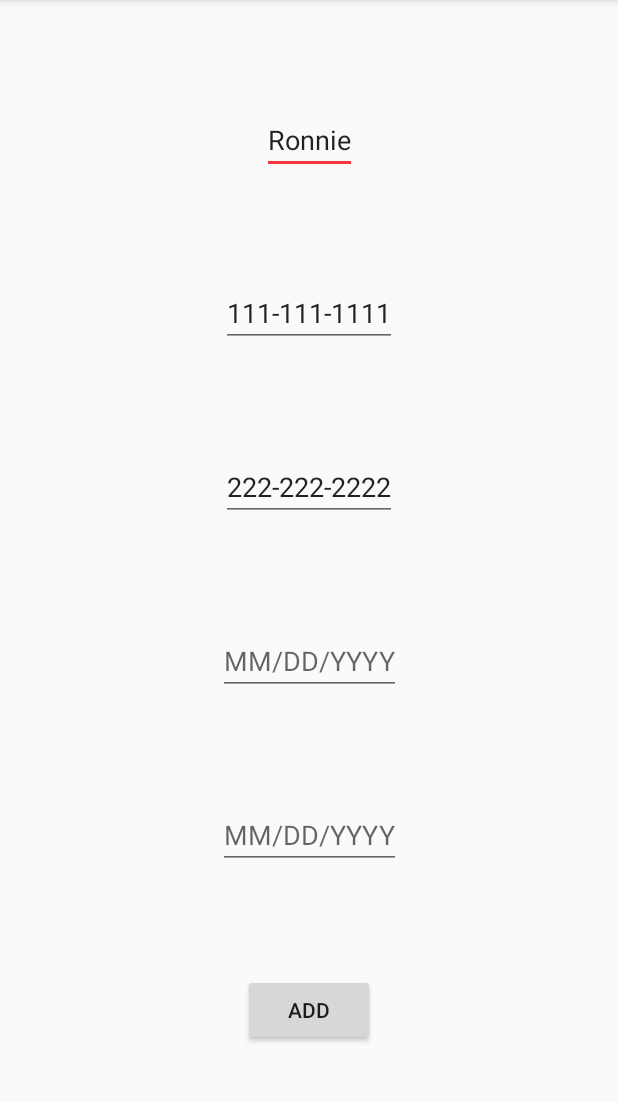
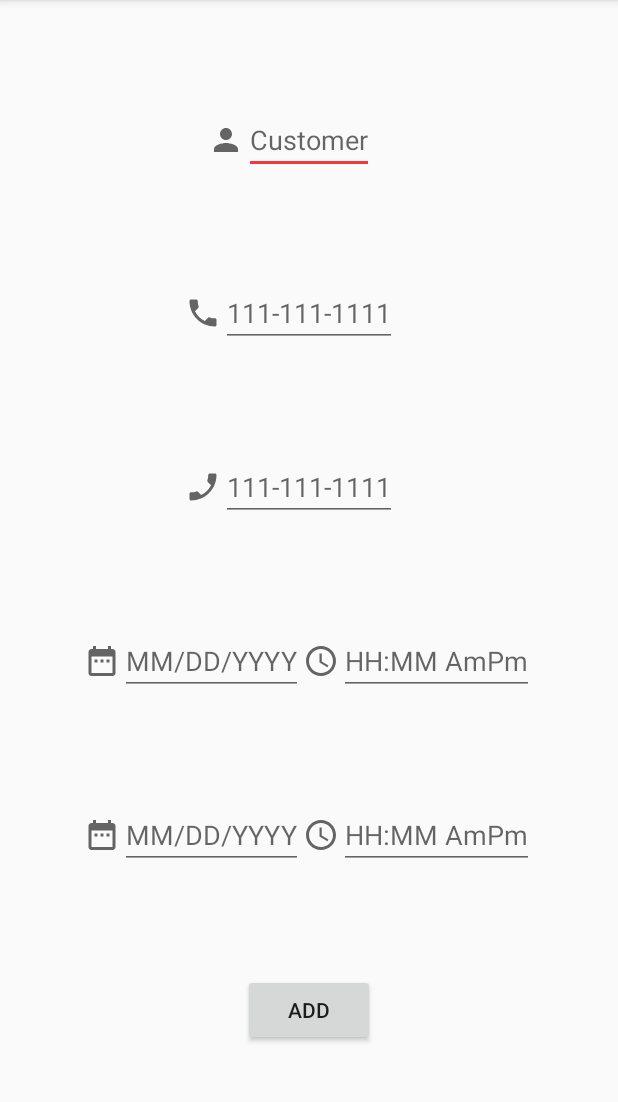
Before and after one commit to ronniesong0809/Phonebill-App, an Android app: the AddPhoneCall screen opened directly, with no data from a screen before it, on a phone screen of 412 x 824 dp, the part 84-1186 px from its top. Run offline under Robolectric (Android 15) with nearby library versions, the phone set to English and light mode, and no system bars; libraries missing offline, so code that uses them is left out: edu.pdx.cs410J.

Commit message:
feat: add time picker, and restyling the layout

```diff
--- a/phonebill-android/app/src/main/java/edu/pdx/cs410j/qihao/phonebill_android/AddPhoneCall.java
+++ b/phonebill-android/app/src/main/java/edu/pdx/cs410j/qihao/phonebill_android/AddPhoneCall.java
@@ -4,19 +4,26 @@ import androidx.appcompat.app.AppCompatActivity;
 
 import android.annotation.SuppressLint;
 import android.app.DatePickerDialog;
+import android.app.TimePickerDialog;
 import android.content.Intent;
 import android.os.Bundle;
 import android.view.View;
 import android.widget.Button;
 import android.widget.DatePicker;
 import android.widget.EditText;
+import android.widget.TimePicker;
 import android.widget.Toast;
 
 import java.io.File;
 import java.io.FileReader;
 import java.io.IOException;
 import java.io.PrintWriter;
+import java.text.ParseException;
+import java.text.SimpleDateFormat;
+import java.time.LocalTime;
+import java.time.format.DateTimeFormatter;
 import java.util.Calendar;
+import java.util.Date;
 
 import edu.pdx.cs410J.ParserException;
 
@@ -35,19 +42,35 @@ public class AddPhoneCall extends AppCompatActivity {
         super.onCreate(savedInstanceState);
         setContentView(R.layout.activity_add_phone_call);
 
-        final EditText startTime = findViewById(R.id.startTime);
-        startTime.setOnClickListener(new View.OnClickListener() {
+        final EditText startDate_et = findViewById(R.id.startDate_editText);
+        startDate_et.setOnClickListener(new View.OnClickListener() {
             @Override
             public void onClick(View view) {
-                datePick(startTime);
+                datePick(startDate_et);
             }
         });
 
-        final EditText endTime = findViewById(R.id.endTime);
-        endTime.setOnClickListener(new View.OnClickListener() {
+        final EditText endDate_et = findViewById(R.id.endDate_editText);
+        endDate_et.setOnClickListener(new View.OnClickListener() {
             @Override
             public void onClick(View view) {
-                datePick(endTime);
+                datePick(endDate_et);
+            }
+        });
+
+        final EditText startTime_et = findViewById(R.id.startTime_editText);
+        startTime_et.setOnClickListener(new View.OnClickListener() {
+            @Override
+            public void onClick(View view) {
+                timePick(startTime_et);
+            }
+        });
+
+        final EditText endTime_et = findViewById(R.id.endTime_editText);
+        endTime_et.setOnClickListener(new View.OnClickListener() {
+            @Override
+            public void onClick(View view) {
+                timePick(endTime_et);
             }
         });
 
@@ -73,9 +96,36 @@ public class AddPhoneCall extends AppCompatActivity {
             @SuppressLint("SetTextI18n")
             @Override
             public void onDateSet(DatePicker datePicker, int year, int month, int day) {
-                editText.setText(day + "/" + month + "/" + year);
+                calendar.set(Calendar.YEAR, year);
+                calendar.set(Calendar.MONTH, month);
+                calendar.set(Calendar.DAY_OF_MONTH, day);
+
+                @SuppressLint("SimpleDateFormat")
+                SimpleDateFormat format = new SimpleDateFormat("MM/dd/YYYY");
+                String date = format.format(calendar.getTime());
+                editText.setText(date);
             }
         }, startYear, startMonth, startDay);
+        dialog.show();
+    }
+
+    private void timePick(final EditText editText) {
+        final Calendar calendar = Calendar.getInstance();
+        int startHour = calendar.get(Calendar.HOUR_OF_DAY);
+        int startMinute = calendar.get(Calendar.MINUTE);
+        TimePickerDialog dialog = new TimePickerDialog(AddPhoneCall.this, new TimePickerDialog.OnTimeSetListener() {
+            @SuppressLint("SetTextI18n")
+            @Override
+            public void onTimeSet(TimePicker timePicker, int hour, int minute) {
+                calendar.set(Calendar.HOUR_OF_DAY, hour);
+                calendar.set(Calendar.MINUTE, minute);
+
+                @SuppressLint("SimpleDateFormat")
+                SimpleDateFormat format = new SimpleDateFormat("hh:mm a");
+                String time = format.format(calendar.getTime());
+                editText.setText(time);
+            }
+        }, startHour, startMinute, false);
         dialog.show();
     }
 
@@ -85,8 +135,8 @@ public class AddPhoneCall extends AppCompatActivity {
         customer = findViewById(R.id.customer);
         caller = findViewById(R.id.caller);
         callee = findViewById(R.id.callee);
-        start = findViewById(R.id.startTime);
-        end = findViewById(R.id.endTime);
+        start = findViewById(R.id.startTime_editText);
+        end = findViewById(R.id.endTime_editText);
 
         String Customer = customer.getText().toString();
         String Caller = caller.getText().toString();
--- /dev/null
+++ b/phonebill-android/app/src/main/res/drawable/baseline_access_time_24.xml
@@ -0,0 +1,13 @@
+<vector xmlns:android="http://schemas.android.com/apk/res/android"
+    android:width="24dp"
+    android:height="24dp"
+    android:viewportWidth="24"
+    android:viewportHeight="24"
+    android:tint="?attr/colorControlNormal">
+  <path
+      android:fillColor="@android:color/white"
+      android:pathData="M11.99,2C6.47,2 2,6.48 2,12s4.47,10 9.99,10C17.52,22 22,17.52 22,12S17.52,2 11.99,2zM12,20c-4.42,0 -8,-3.58 -8,-8s3.58,-8 8,-8 8,3.58 8,8 -3.58,8 -8,8z"/>
+  <path
+      android:fillColor="@android:color/white"
+      android:pathData="M12.5,7H11v6l5.25,3.15 0.75,-1.23 -4.5,-2.67z"/>
+</vector>
--- /dev/null
+++ b/phonebill-android/app/src/main/res/drawable/baseline_date_range_24.xml
@@ -0,0 +1,10 @@
+<vector xmlns:android="http://schemas.android.com/apk/res/android"
+    android:width="24dp"
+    android:height="24dp"
+    android:viewportWidth="24"
+    android:viewportHeight="24"
+    android:tint="?attr/colorControlNormal">
+  <path
+      android:fillColor="@android:color/white"
+      android:pathData="M9,11L7,11v2h2v-2zM13,11h-2v2h2v-2zM17,11h-2v2h2v-2zM19,4h-1L18,2h-2v2L8,4L8,2L6,2v2L5,4c-1.11,0 -1.99,0.9 -1.99,2L3,20c0,1.1 0.89,2 2,2h14c1.1,0 2,-0.9 2,-2L21,6c0,-1.1 -0.9,-2 -2,-2zM19,20L5,20L5,9h14v11z"/>
+</vector>
--- /dev/null
+++ b/phonebill-android/app/src/main/res/drawable/baseline_person_24.xml
@@ -0,0 +1,10 @@
+<vector xmlns:android="http://schemas.android.com/apk/res/android"
+    android:width="24dp"
+    android:height="24dp"
+    android:viewportWidth="24"
+    android:viewportHeight="24"
+    android:tint="?attr/colorControlNormal">
+  <path
+      android:fillColor="@android:color/white"
+      android:pathData="M12,12c2.21,0 4,-1.79 4,-4s-1.79,-4 -4,-4 -4,1.79 -4,4 1.79,4 4,4zM12,14c-2.67,0 -8,1.34 -8,4v2h16v-2c0,-2.66 -5.33,-4 -8,-4z"/>
+</vector>
--- /dev/null
+++ b/phonebill-android/app/src/main/res/drawable/baseline_phone_24.xml
@@ -0,0 +1,10 @@
+<vector xmlns:android="http://schemas.android.com/apk/res/android"
+    android:width="24dp"
+    android:height="24dp"
+    android:viewportWidth="24"
+    android:viewportHeight="24"
+    android:tint="?attr/colorControlNormal">
+  <path
+      android:fillColor="@android:color/white"
+      android:pathData="M6.62,10.79c1.44,2.83 3.76,5.14 6.59,6.59l2.2,-2.2c0.27,-0.27 0.67,-0.36 1.02,-0.24 1.12,0.37 2.33,0.57 3.57,0.57 0.55,0 1,0.45 1,1V20c0,0.55 -0.45,1 -1,1 -9.39,0 -17,-7.61 -17,-17 0,-0.55 0.45,-1 1,-1h3.5c0.55,0 1,0.45 1,1 0,1.25 0.2,2.45 0.57,3.57 0.11,0.35 0.03,0.74 -0.25,1.02l-2.2,2.2z"/>
+</vector>
--- /dev/null
+++ b/phonebill-android/app/src/main/res/drawable/baseline_phone_enabled_24.xml
@@ -0,0 +1,10 @@
+<vector xmlns:android="http://schemas.android.com/apk/res/android"
+    android:width="24dp"
+    android:height="24dp"
+    android:viewportWidth="24"
+    android:viewportHeight="24"
+    android:tint="?attr/colorControlNormal">
+  <path
+      android:fillColor="@android:color/white"
+      android:pathData="M17.38,10.79l-2.2,-2.2c-0.28,-0.28 -0.36,-0.67 -0.25,-1.02 0.37,-1.12 0.57,-2.32 0.57,-3.57 0,-0.55 0.45,-1 1,-1H20c0.55,0 1,0.45 1,1 0,9.39 -7.61,17 -17,17 -0.55,0 -1,-0.45 -1,-1v-3.49c0,-0.55 0.45,-1 1,-1 1.24,0 2.45,-0.2 3.57,-0.57 0.35,-0.12 0.75,-0.03 1.02,0.24l2.2,2.2c2.83,-1.45 5.15,-3.76 6.59,-6.59z"/>
+</vector>
--- a/phonebill-android/app/src/main/res/layout/activity_add_phone_call.xml
+++ b/phonebill-android/app/src/main/res/layout/activity_add_phone_call.xml
@@ -10,67 +10,171 @@
         android:id="@+id/customer"
         android:layout_width="wrap_content"
         android:layout_height="wrap_content"
-        android:text="Ronnie"
+        android:hint="@string/name_format"
+        android:inputType="text"
         app:layout_constraintBottom_toTopOf="@+id/caller"
         app:layout_constraintEnd_toEndOf="parent"
         app:layout_constraintHorizontal_bias="0.5"
         app:layout_constraintStart_toStartOf="parent"
-        app:layout_constraintTop_toTopOf="parent" />
+        app:layout_constraintTop_toTopOf="parent"
+        android:importantForAutofill="no" />
 
     <EditText
         android:id="@+id/caller"
         android:layout_width="wrap_content"
         android:layout_height="wrap_content"
-        android:text="111-111-1111"
+        android:hint="@string/number_format"
+        android:inputType="phone"
+        android:lines="1"
+        android:maxLength="12"
         app:layout_constraintBottom_toTopOf="@+id/callee"
         app:layout_constraintEnd_toEndOf="parent"
         app:layout_constraintHorizontal_bias="0.5"
         app:layout_constraintStart_toStartOf="parent"
-        app:layout_constraintTop_toBottomOf="@+id/customer" />
+        app:layout_constraintTop_toBottomOf="@+id/customer"
+        android:importantForAutofill="no" />
 
     <EditText
         android:id="@+id/callee"
         android:layout_width="wrap_content"
         android:layout_height="wrap_content"
-        android:text="222-222-2222"
-        app:layout_constraintBottom_toTopOf="@+id/startTime"
+        android:hint="@string/number_format"
+        android:inputType="phone"
+        android:lines="1"
+        android:maxLength="12"
+        app:layout_constraintBottom_toTopOf="@+id/start_linear"
         app:layout_constraintEnd_toEndOf="parent"
         app:layout_constraintHorizontal_bias="0.5"
         app:layout_constraintStart_toStartOf="parent"
-        app:layout_constraintTop_toBottomOf="@+id/caller" />
+        app:layout_constraintTop_toBottomOf="@+id/caller"
+        android:importantForAutofill="no" />
 
-    <EditText
-        android:id="@+id/startTime"
+    <LinearLayout
+        android:id="@+id/start_linear"
         android:layout_width="wrap_content"
         android:layout_height="wrap_content"
-        android:hint="@string/date_format"
-        android:focusable="false"
-        app:layout_constraintBottom_toTopOf="@+id/endTime"
+        app:layout_constraintBottom_toTopOf="@+id/end_linear"
         app:layout_constraintEnd_toEndOf="parent"
-        app:layout_constraintHorizontal_bias="0.5"
         app:layout_constraintStart_toStartOf="parent"
-        app:layout_constraintTop_toBottomOf="@+id/callee" />
+        app:layout_constraintTop_toBottomOf="@+id/callee"
+        tools:ignore="MissingConstraints">
 
-    <EditText
-        android:id="@+id/endTime"
+        <ImageView
+            android:id="@+id/date_range_image"
+            android:layout_width="wrap_content"
+            android:layout_height="match_parent"
+            android:layout_weight="1"
+            app:srcCompat="@drawable/baseline_date_range_24"
+            android:contentDescription="@string/date_range_image" />
+
+        <EditText
+            android:id="@+id/startDate_editText"
+            android:layout_width="wrap_content"
+            android:layout_height="wrap_content"
+            android:focusable="false"
+            android:hint="@string/date_format"
+            android:inputType="date"
+            android:importantForAutofill="no" />
+
+        <ImageView
+            android:id="@+id/time_range_image"
+            android:layout_width="wrap_content"
+            android:layout_height="match_parent"
+            android:layout_weight="1"
+            app:srcCompat="@drawable/baseline_access_time_24"
+            android:contentDescription="@string/time_range_image" />
+
+        <EditText
+            android:id="@+id/startTime_editText"
+            android:layout_width="wrap_content"
+            android:layout_height="wrap_content"
+            android:focusable="false"
+            android:inputType="time"
+            android:hint="@string/time_format"
+            android:importantForAutofill="no" />
+
+    </LinearLayout>
+
+    <LinearLayout
+        android:id="@+id/end_linear"
         android:layout_width="wrap_content"
         android:layout_height="wrap_content"
-        android:hint="@string/date_format"
-        android:focusable="false"
         app:layout_constraintBottom_toTopOf="@+id/add_phone_call_button"
         app:layout_constraintEnd_toEndOf="parent"
-        app:layout_constraintHorizontal_bias="0.5"
         app:layout_constraintStart_toStartOf="parent"
-        app:layout_constraintTop_toBottomOf="@+id/startTime" />
+        app:layout_constraintTop_toBottomOf="@+id/start_linear"
+        tools:ignore="MissingConstraints">
+
+        <ImageView
+            android:id="@+id/date_range_image2"
+            android:layout_width="wrap_content"
+            android:layout_height="match_parent"
+            android:layout_weight="1"
+            app:srcCompat="@drawable/baseline_date_range_24"
+            android:contentDescription="@string/date_range_image" />
+
+        <EditText
+            android:id="@+id/endDate_editText"
+            android:layout_width="wrap_content"
+            android:layout_height="wrap_content"
+            android:focusable="false"
+            android:inputType="date"
+            android:hint="@string/date_format"
+            android:importantForAutofill="no" />
+
+        <ImageView
+            android:id="@+id/time_range_image2"
+            android:layout_width="wrap_content"
+            android:layout_height="match_parent"
+            android:layout_weight="1"
+            app:srcCompat="@drawable/baseline_access_time_24"
+            android:contentDescription="@string/time_range_image" />
+
+        <EditText
+            android:id="@+id/endTime_editText"
+            android:layout_width="wrap_content"
+            android:layout_height="wrap_content"
+            android:focusable="false"
+            android:inputType="time"
+            android:hint="@string/time_format"
+            android:importantForAutofill="no" />
+    </LinearLayout>
 
     <Button
         android:id="@+id/add_phone_call_button"
         android:layout_width="wrap_content"
         android:layout_height="wrap_content"
-        android:text="Add"
-        app:layout_constraintTop_toBottomOf="@+id/endTime"
+        android:text="@string/add"
+        app:layout_constraintTop_toBottomOf="@+id/end_linear"
         app:layout_constraintBottom_toBottomOf="parent"
         app:layout_constraintEnd_toEndOf="parent"
         app:layout_constraintStart_toStartOf="parent" />
 
+    <ImageView
+        android:id="@+id/imageView9"
+        android:layout_width="wrap_content"
+        android:layout_height="wrap_content"
+        app:layout_constraintBottom_toBottomOf="@+id/caller"
+        app:layout_constraintEnd_toStartOf="@+id/caller"
+        app:layout_constraintTop_toTopOf="@+id/caller"
+        app:srcCompat="@drawable/baseline_phone_24" />
+
+    <ImageView
+        android:id="@+id/imageView10"
+        android:layout_width="wrap_content"
+        android:layout_height="wrap_content"
+        app:layout_constraintBottom_toBottomOf="@+id/callee"
+        app:layout_constraintEnd_toStartOf="@+id/callee"
+        app:layout_constraintTop_toTopOf="@+id/callee"
+        app:srcCompat="@drawable/baseline_phone_enabled_24" />
+
+    <ImageView
+        android:id="@+id/imageView11"
+        android:layout_width="wrap_content"
+        android:layout_height="wrap_content"
+        app:layout_constraintBottom_toBottomOf="@+id/customer"
+        app:layout_constraintEnd_toStartOf="@+id/customer"
+        app:layout_constraintTop_toTopOf="@+id/customer"
+        app:srcCompat="@drawable/baseline_person_24" />
+
 </androidx.constraintlayout.widget.ConstraintLayout>
--- a/phonebill-android/app/src/main/res/layout/activity_search_phone_calls.xml
+++ b/phonebill-android/app/src/main/res/layout/activity_search_phone_calls.xml
@@ -11,25 +11,25 @@
         android:layout_width="wrap_content"
         android:layout_height="wrap_content"
         android:text="Ronnie"
-        app:layout_constraintBottom_toTopOf="@+id/startTime"
+        app:layout_constraintBottom_toTopOf="@+id/startTime_editText"
         app:layout_constraintEnd_toEndOf="parent"
         app:layout_constraintHorizontal_bias="0.5"
         app:layout_constraintStart_toStartOf="parent"
         app:layout_constraintTop_toTopOf="parent" />
 
     <EditText
-        android:id="@+id/startTime"
+        android:id="@+id/startTime_editText"
         android:layout_width="wrap_content"
         android:layout_height="wrap_content"
         android:text="1/1/1111 1:1 AM"
-        app:layout_constraintBottom_toTopOf="@+id/endTime"
+        app:layout_constraintBottom_toTopOf="@+id/endTime_editText"
         app:layout_constraintEnd_toEndOf="parent"
         app:layout_constraintHorizontal_bias="0.5"
         app:layout_constraintStart_toStartOf="parent"
         app:layout_constraintTop_toBottomOf="@+id/customer" />
 
     <EditText
-        android:id="@+id/endTime"
+        android:id="@+id/endTime_editText"
         android:layout_width="wrap_content"
         android:layout_height="wrap_content"
         android:text="2/2/2222 2:2 PM"
@@ -37,14 +37,14 @@
         app:layout_constraintEnd_toEndOf="parent"
         app:layout_constraintHorizontal_bias="0.5"
         app:layout_constraintStart_toStartOf="parent"
-        app:layout_constraintTop_toBottomOf="@+id/startTime" />
+        app:layout_constraintTop_toBottomOf="@+id/startTime_editText" />
 
     <Button
         android:id="@+id/search_phone_calls_button"
         android:layout_width="wrap_content"
         android:layout_height="wrap_content"
         android:text="Search"
-        app:layout_constraintTop_toBottomOf="@+id/endTime"
+        app:layout_constraintTop_toBottomOf="@+id/endTime_editText"
         app:layout_constraintBottom_toBottomOf="parent"
         app:layout_constraintEnd_toEndOf="parent"
         app:layout_constraintStart_toStartOf="parent" />
--- a/phonebill-android/app/src/main/res/values/strings.xml
+++ b/phonebill-android/app/src/main/res/values/strings.xml
@@ -1,4 +1,10 @@
 <resources>
     <string name="app_name">Phone Bill</string>
     <string name="date_format">MM/DD/YYYY</string>
+    <string name="time_format">HH:MM AmPm</string>
+    <string name="number_format">111-111-1111</string>
+    <string name="name_format">Customer</string>
+    <string name="date_range_image">date range image</string>
+    <string name="time_range_image">time range image</string>
+    <string name="add">Add</string>
 </resources>
```
